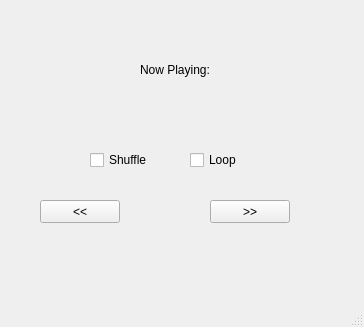
First picture: the form in BetAlgorithm/mainwindow.ui, repository JanPopadiuk/Spotify-algorithm, before the edit.
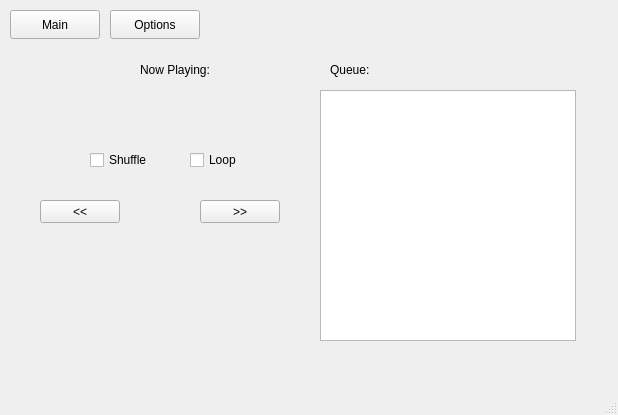
Second picture: the form after the edit.

Commit message: Working shuffle and loop, added queue list

Diff of the .ui file:
```diff
--- a/BetAlgorithm/mainwindow.ui
+++ b/BetAlgorithm/mainwindow.ui
@@ -6,8 +6,8 @@
    <rect>
     <x>0</x>
     <y>0</y>
-    <width>364</width>
-    <height>327</height>
+    <width>618</width>
+    <height>415</height>
    </rect>
   </property>
   <property name="windowTitle">
@@ -17,7 +17,7 @@
    <widget class="QPushButton" name="btnNext">
     <property name="geometry">
      <rect>
-      <x>210</x>
+      <x>200</x>
       <y>200</y>
       <width>80</width>
       <height>23</height>
@@ -26,6 +26,15 @@
     <property name="text">
      <string>&gt;&gt;</string>
     </property>
+    <property name="checkable">
+     <bool>false</bool>
+    </property>
+    <property name="default">
+     <bool>false</bool>
+    </property>
+    <property name="flat">
+     <bool>false</bool>
+    </property>
    </widget>
    <widget class="QPushButton" name="btnPrev">
     <property name="geometry">
@@ -98,16 +107,55 @@
      <string>Loop</string>
     </property>
    </widget>
-  </widget>
-  <widget class="QMenuBar" name="menubar">
-   <property name="geometry">
-    <rect>
-     <x>0</x>
-     <y>0</y>
-     <width>364</width>
-     <height>20</height>
-    </rect>
-   </property>
+   <widget class="QListWidget" name="listQueue">
+    <property name="geometry">
+     <rect>
+      <x>320</x>
+      <y>90</y>
+      <width>256</width>
+      <height>251</height>
+     </rect>
+    </property>
+   </widget>
+   <widget class="QLabel" name="txtQueue">
+    <property name="geometry">
+     <rect>
+      <x>330</x>
+      <y>60</y>
+      <width>63</width>
+      <height>20</height>
+     </rect>
+    </property>
+    <property name="text">
+     <string>Queue:</string>
+    </property>
+   </widget>
+   <widget class="QPushButton" name="pushButton">
+    <property name="geometry">
+     <rect>
+      <x>10</x>
+      <y>10</y>
+      <width>90</width>
+      <height>29</height>
+     </rect>
+    </property>
+    <property name="text">
+     <string>Main</string>
+    </property>
+   </widget>
+   <widget class="QPushButton" name="pushButton_2">
+    <property name="geometry">
+     <rect>
+      <x>110</x>
+      <y>10</y>
+      <width>90</width>
+      <height>29</height>
+     </rect>
+    </property>
+    <property name="text">
+     <string>Options</string>
+    </property>
+   </widget>
   </widget>
   <widget class="QStatusBar" name="statusbar"/>
  </widget>
```
Left out of the diff: 7 changed lines with no effect on the pictures. The commit also changes 470 other files.
